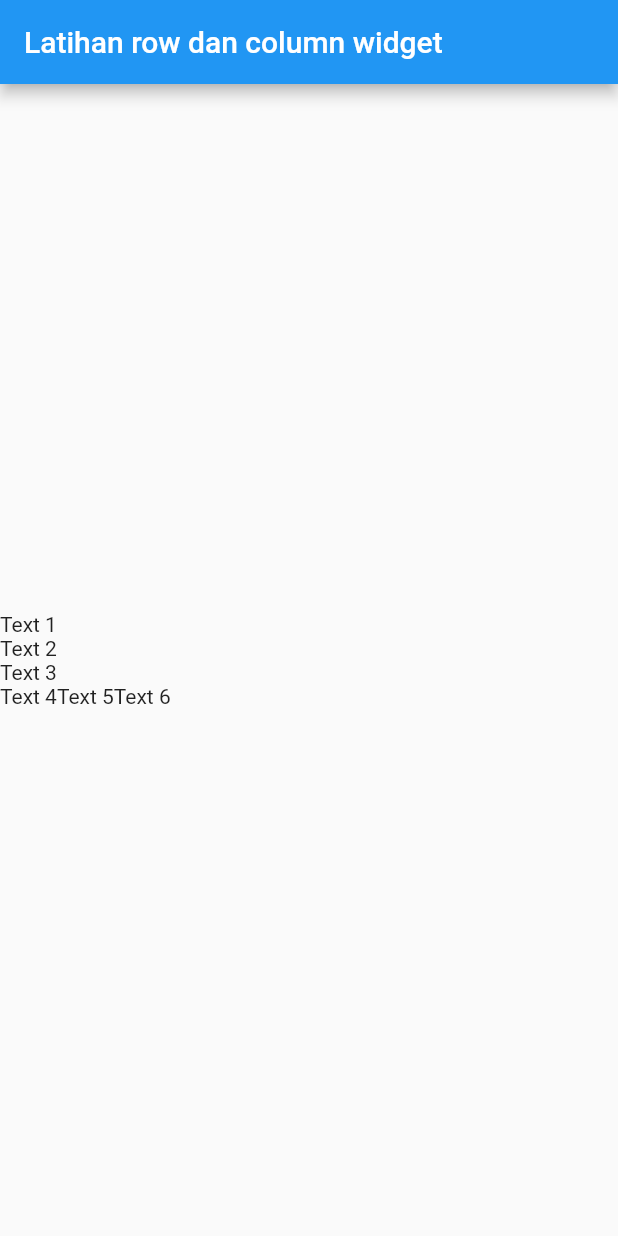
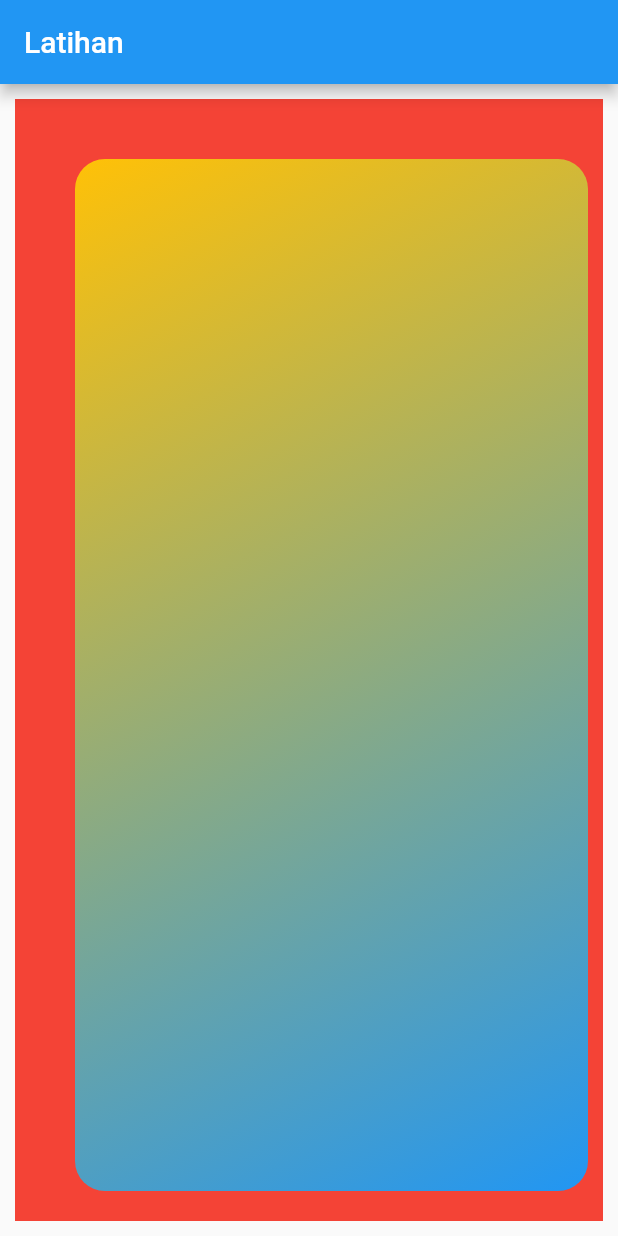
Before and after one commit to Dwisatriapatra/MyFirstFlutterApp, a Flutter app: the screen it shows after launch, on a phone screen of 412 x 824 dp. Run offline on Flutter 3.47's test engine with Material 2 defaults, Android fonts, the phone set to English and light mode, and no system bars.

Commit message:
Container

```diff
--- /dev/null
+++ b/lib/MyFlutterApp3.dart
@@ -0,0 +1,33 @@
+import 'package:flutter/material.dart';
+
+class MyFlutterApp3 extends StatelessWidget {
+  @override
+  Widget build(BuildContext context) {
+    return MaterialApp(
+      home: Scaffold(
+        appBar: AppBar(
+          title: Text("Latihan"),
+        ),
+        body: Container(
+          color: Colors.red,
+          margin: EdgeInsets.all(10),
+          //padding: EdgeInsets.all(10),
+          padding: EdgeInsets.only(top: 20, left: 30),
+          child: Container(
+            //color: Colors.blue,
+            margin: EdgeInsets.fromLTRB(10, 20, 10, 20),
+            //decoration: BoxDecoration(color: Colors.brown),
+            decoration: BoxDecoration(
+                borderRadius: BorderRadius.circular(20),
+                gradient: LinearGradient(
+                    begin: Alignment.topLeft,
+                    end: Alignment.bottomRight,
+                    colors: <Color>[Colors.amber, Colors.blue]
+                )
+            ),
+          ),
+        ),
+      ),
+    );
+  }
+}
--- a/lib/main.dart
+++ b/lib/main.dart
@@ -1,7 +1,8 @@
 import 'package:flutter/material.dart';
 
 import 'MyFlutterApp2.dart';
+import 'MyFlutterApp3.dart';
 
 void main() {
-  runApp(new MyFlutterApp2());
+  runApp(new MyFlutterApp3());
 }
```
